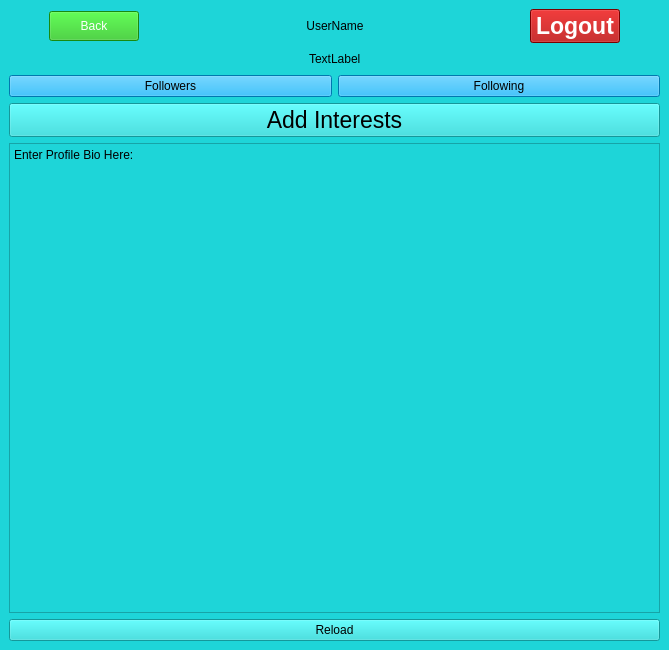
Qt form Paxel/profile.ui (ClownKingWalrus/PAXEL) before a commit.
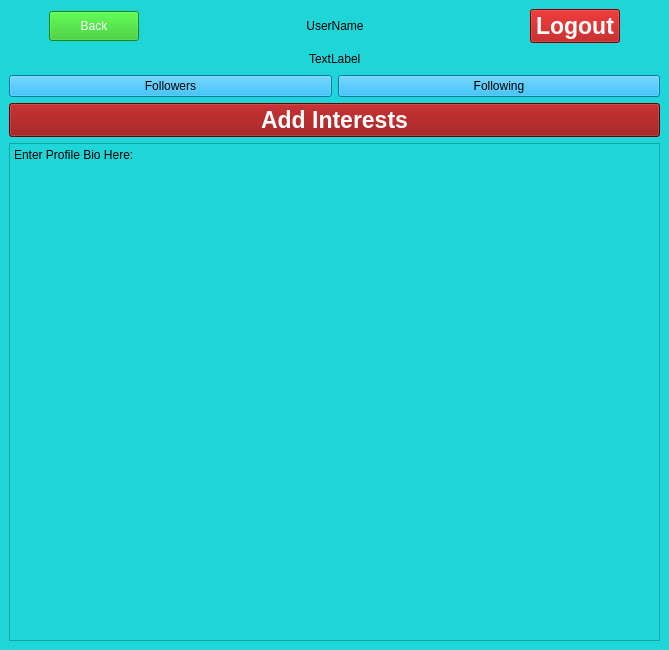
The same form after that commit. Custom widgets are drawn as their Qt base class.

What changed in the file:
```diff
--- a/Paxel/profile.ui
+++ b/Paxel/profile.ui
@@ -182,11 +182,23 @@
          <font>
           <family>MS Sans Serif</family>
           <pointsize>17</pointsize>
+          <italic>false</italic>
+          <bold>true</bold>
          </font>
         </property>
         <property name="mouseTracking">
          <bool>true</bool>
         </property>
+        <property name="styleSheet">
+         <string notr="true">QPushButton {
+font: 700 17pt &quot;MS Sans Serif&quot;;
+color: rgb(255, 255, 255);
+background-color: rgb(139, 0, 0); 
+}
+QPushButton:hover {
+background-color: rgb(178, 34, 34);
+}</string>
+        </property>
         <property name="text">
          <string>Add Interests</string>
         </property>
@@ -203,16 +215,6 @@
         </property>
        </widget>
       </item>
-      <item>
-       <widget class="QPushButton" name="Reload">
-        <property name="styleSheet">
-         <string notr="true">font:  700 17pt &quot;MS Sans Serif&quot;;</string>
-        </property>
-        <property name="text">
-         <string>Reload</string>
-        </property>
-       </widget>
-      </item>
      </layout>
     </item>
     <item row="1" column="0">
```
Left out of the diff: 2 changed lines with no effect on the pictures.
